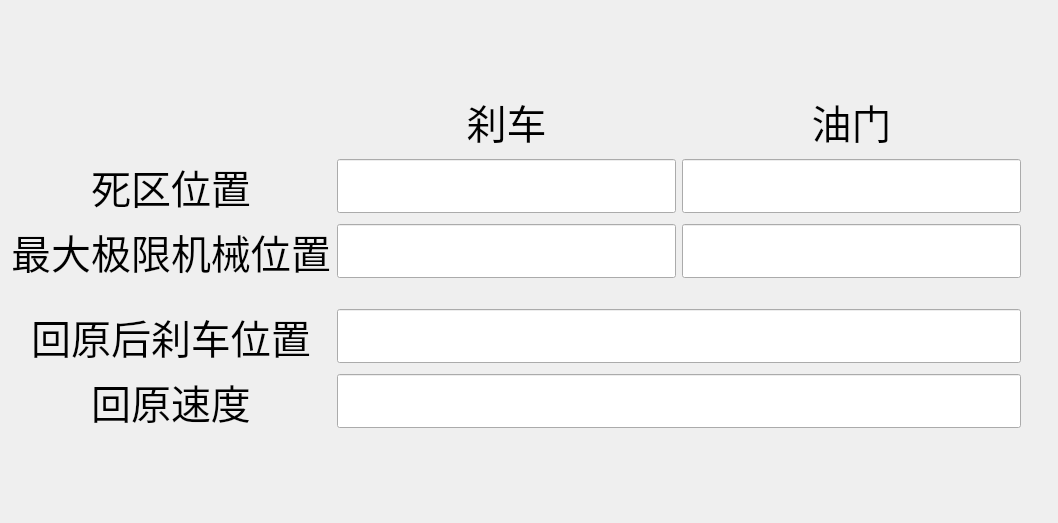
Before: the Qt Designer form settingwidget/settingwidgetpedalrobotdeathzone.ui in TimYun95/ShiftChangingRobotUpperEnd, drawn with Qt 5.
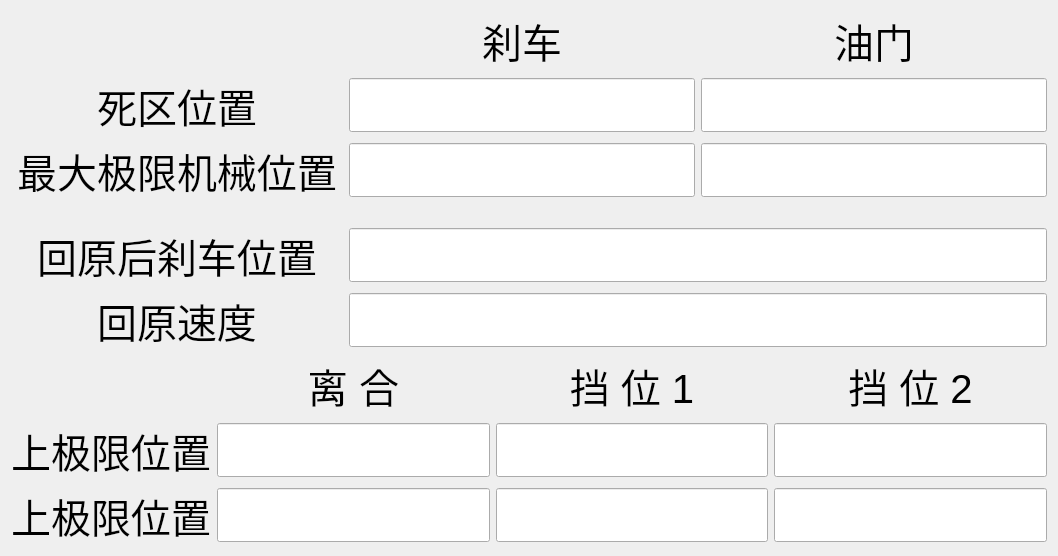
After: the same form once the commit is applied.

Commit message: Wait for modify for only shift at 2019-04-28

```diff
--- a/settingwidget/settingwidgetpedalrobotdeathzone.ui
+++ b/settingwidget/settingwidgetpedalrobotdeathzone.ui
@@ -15,7 +15,7 @@
   </property>
   <layout class="QVBoxLayout" name="verticalLayout_2">
    <item>
-    <layout class="QVBoxLayout" name="verticalLayout">
+    <layout class="QVBoxLayout" name="verticalLayout" stretch="1,1,1,1,1">
      <item>
       <spacer name="verticalSpacer_2">
        <property name="orientation">
@@ -30,8 +30,6 @@
       </spacer>
      </item>
      <item>
-      <layout class="QHBoxLayout" name="horizontalLayout">
-       <item>
         <layout class="QGridLayout" name="gridLayout">
          <item row="6" column="1" colspan="2">
           <widget class="QLineEdit" name="lineEdit_translatespeed">
@@ -265,17 +263,268 @@
         </layout>
        </item>
        <item>
-        <spacer name="horizontalSpacer">
+      <spacer name="verticalSpacer_3">
          <property name="orientation">
-          <enum>Qt::Horizontal</enum>
+        <enum>Qt::Vertical</enum>
          </property>
          <property name="sizeHint" stdset="0">
           <size>
-           <width>40</width>
-           <height>20</height>
+         <width>20</width>
+         <height>40</height>
           </size>
          </property>
         </spacer>
+     </item>
+     <item>
+      <layout class="QGridLayout" name="gridLayout_2">
+       <item row="2" column="0">
+        <widget class="QLabel" name="label_10">
+         <property name="sizePolicy">
+          <sizepolicy hsizetype="Preferred" vsizetype="Preferred">
+           <horstretch>0</horstretch>
+           <verstretch>0</verstretch>
+          </sizepolicy>
+         </property>
+         <property name="font">
+          <font>
+           <pointsize>30</pointsize>
+          </font>
+         </property>
+         <property name="text">
+          <string>上极限位置</string>
+         </property>
+         <property name="alignment">
+          <set>Qt::AlignCenter</set>
+         </property>
+        </widget>
+       </item>
+       <item row="0" column="2">
+        <widget class="QLabel" name="label_8">
+         <property name="sizePolicy">
+          <sizepolicy hsizetype="Preferred" vsizetype="Preferred">
+           <horstretch>0</horstretch>
+           <verstretch>0</verstretch>
+          </sizepolicy>
+         </property>
+         <property name="font">
+          <font>
+           <pointsize>30</pointsize>
+          </font>
+         </property>
+         <property name="text">
+          <string> 挡 位 1 </string>
+         </property>
+         <property name="alignment">
+          <set>Qt::AlignCenter</set>
+         </property>
+        </widget>
+       </item>
+       <item row="1" column="0">
+        <widget class="QLabel" name="label_9">
+         <property name="sizePolicy">
+          <sizepolicy hsizetype="Preferred" vsizetype="Preferred">
+           <horstretch>0</horstretch>
+           <verstretch>0</verstretch>
+          </sizepolicy>
+         </property>
+         <property name="font">
+          <font>
+           <pointsize>30</pointsize>
+          </font>
+         </property>
+         <property name="text">
+          <string>上极限位置</string>
+         </property>
+         <property name="alignment">
+          <set>Qt::AlignCenter</set>
+         </property>
+        </widget>
+       </item>
+       <item row="0" column="1">
+        <widget class="QLabel" name="label_11">
+         <property name="sizePolicy">
+          <sizepolicy hsizetype="Preferred" vsizetype="Preferred">
+           <horstretch>0</horstretch>
+           <verstretch>0</verstretch>
+          </sizepolicy>
+         </property>
+         <property name="font">
+          <font>
+           <pointsize>30</pointsize>
+          </font>
+         </property>
+         <property name="text">
+          <string> 离 合 </string>
+         </property>
+         <property name="alignment">
+          <set>Qt::AlignCenter</set>
+         </property>
+        </widget>
+       </item>
+       <item row="0" column="3">
+        <widget class="QLabel" name="label_12">
+         <property name="sizePolicy">
+          <sizepolicy hsizetype="Preferred" vsizetype="Preferred">
+           <horstretch>0</horstretch>
+           <verstretch>0</verstretch>
+          </sizepolicy>
+         </property>
+         <property name="font">
+          <font>
+           <pointsize>30</pointsize>
+          </font>
+         </property>
+         <property name="text">
+          <string> 挡 位 2 </string>
+         </property>
+         <property name="alignment">
+          <set>Qt::AlignCenter</set>
+         </property>
+        </widget>
+       </item>
+       <item row="1" column="1">
+        <widget class="QLineEdit" name="lineEdit_clutchDeathOpenValue">
+         <property name="sizePolicy">
+          <sizepolicy hsizetype="Fixed" vsizetype="Fixed">
+           <horstretch>0</horstretch>
+           <verstretch>0</verstretch>
+          </sizepolicy>
+         </property>
+         <property name="minimumSize">
+          <size>
+           <width>200</width>
+           <height>0</height>
+          </size>
+         </property>
+         <property name="font">
+          <font>
+           <pointsize>30</pointsize>
+          </font>
+         </property>
+         <property name="alignment">
+          <set>Qt::AlignCenter</set>
+         </property>
+        </widget>
+       </item>
+       <item row="1" column="2">
+        <widget class="QLineEdit" name="lineEdit_shift1DeathOpenValue">
+         <property name="sizePolicy">
+          <sizepolicy hsizetype="Fixed" vsizetype="Fixed">
+           <horstretch>0</horstretch>
+           <verstretch>0</verstretch>
+          </sizepolicy>
+         </property>
+         <property name="minimumSize">
+          <size>
+           <width>200</width>
+           <height>0</height>
+          </size>
+         </property>
+         <property name="font">
+          <font>
+           <pointsize>30</pointsize>
+          </font>
+         </property>
+         <property name="alignment">
+          <set>Qt::AlignCenter</set>
+         </property>
+        </widget>
+       </item>
+       <item row="1" column="3">
+        <widget class="QLineEdit" name="lineEdit_shift2DeathOpenValue">
+         <property name="sizePolicy">
+          <sizepolicy hsizetype="Fixed" vsizetype="Fixed">
+           <horstretch>0</horstretch>
+           <verstretch>0</verstretch>
+          </sizepolicy>
+         </property>
+         <property name="minimumSize">
+          <size>
+           <width>200</width>
+           <height>0</height>
+          </size>
+         </property>
+         <property name="font">
+          <font>
+           <pointsize>30</pointsize>
+          </font>
+         </property>
+         <property name="alignment">
+          <set>Qt::AlignCenter</set>
+         </property>
+        </widget>
+       </item>
+       <item row="2" column="1">
+        <widget class="QLineEdit" name="lineEdit_clutchPositionLimit">
+         <property name="sizePolicy">
+          <sizepolicy hsizetype="Fixed" vsizetype="Fixed">
+           <horstretch>0</horstretch>
+           <verstretch>0</verstretch>
+          </sizepolicy>
+         </property>
+         <property name="minimumSize">
+          <size>
+           <width>200</width>
+           <height>0</height>
+          </size>
+         </property>
+         <property name="font">
+          <font>
+           <pointsize>30</pointsize>
+          </font>
+         </property>
+         <property name="alignment">
+          <set>Qt::AlignCenter</set>
+         </property>
+        </widget>
+       </item>
+       <item row="2" column="2">
+        <widget class="QLineEdit" name="lineEdit_shift1PositionLimit">
+         <property name="sizePolicy">
+          <sizepolicy hsizetype="Fixed" vsizetype="Fixed">
+           <horstretch>0</horstretch>
+           <verstretch>0</verstretch>
+          </sizepolicy>
+         </property>
+         <property name="minimumSize">
+          <size>
+           <width>200</width>
+           <height>0</height>
+          </size>
+         </property>
+         <property name="font">
+          <font>
+           <pointsize>30</pointsize>
+          </font>
+         </property>
+         <property name="alignment">
+          <set>Qt::AlignCenter</set>
+         </property>
+        </widget>
+       </item>
+       <item row="2" column="3">
+        <widget class="QLineEdit" name="lineEdit_shift2PositionLimit">
+         <property name="sizePolicy">
+          <sizepolicy hsizetype="Fixed" vsizetype="Fixed">
+           <horstretch>0</horstretch>
+           <verstretch>0</verstretch>
+          </sizepolicy>
+         </property>
+         <property name="minimumSize">
+          <size>
+           <width>200</width>
+           <height>0</height>
+          </size>
+         </property>
+         <property name="font">
+          <font>
+           <pointsize>30</pointsize>
+          </font>
+         </property>
+         <property name="alignment">
+          <set>Qt::AlignCenter</set>
+         </property>
+        </widget>
        </item>
       </layout>
      </item>
```
Left out of the diff: 138 changed lines with no effect on the pictures. Lines whose indentation alone changed are shown as unchanged. The commit also changes 24 other files.
